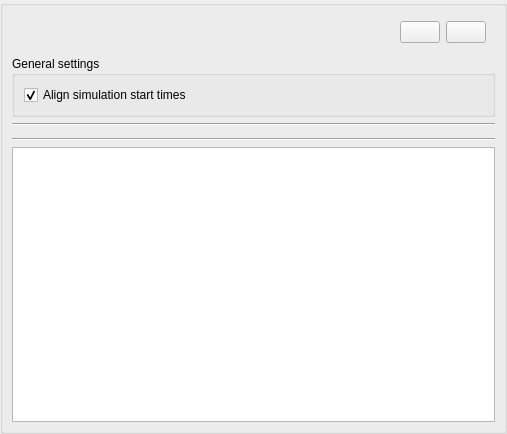
Old version of the form gui/threedi_plugin_dockwidget_base.ui in the repository nens/threedi-results-analysis.
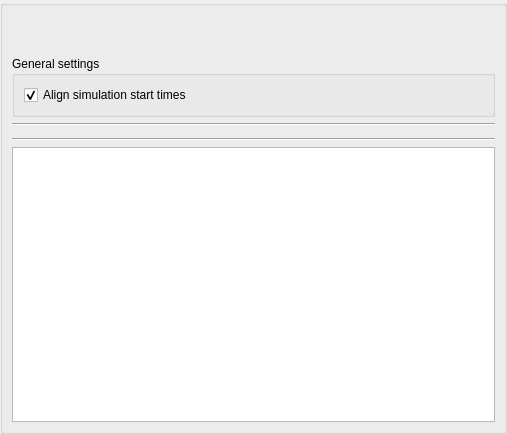
New version of the form.

Commit message: Mooie toolbuttons

Patch:
```diff
--- a/gui/threedi_plugin_dockwidget_base.ui
+++ b/gui/threedi_plugin_dockwidget_base.ui
@@ -162,23 +162,53 @@
                </spacer>
               </item>
               <item>
-               <widget class="QPushButton" name="pushButton_Add">
+               <widget class="QToolButton" name="toolButton_Add">
+                <property name="minimumSize">
+                 <size>
+                  <width>30</width>
+                  <height>30</height>
+                 </size>
+                </property>
                 <property name="toolTip">
                  <string>&lt;html&gt;&lt;head/&gt;&lt;body&gt;&lt;p&gt;Add Rana computational grids or results&lt;/p&gt;&lt;/body&gt;&lt;/html&gt;</string>
                 </property>
                 <property name="styleSheet">
                  <string notr="true"/>
                 </property>
+                <property name="iconSize">
+                 <size>
+                  <width>25</width>
+                  <height>25</height>
+                 </size>
+                </property>
+                <property name="autoRaise">
+                 <bool>true</bool>
+                </property>
                </widget>
               </item>
               <item>
-               <widget class="QPushButton" name="pushButton_RemoveItem">
+               <widget class="QToolButton" name="toolButton_RemoveItem">
+                <property name="minimumSize">
+                 <size>
+                  <width>30</width>
+                  <height>30</height>
+                 </size>
+                </property>
                 <property name="toolTip">
                  <string>&lt;html&gt;&lt;head/&gt;&lt;body&gt;&lt;p&gt;Remove selected item&lt;/p&gt;&lt;/body&gt;&lt;/html&gt;</string>
                 </property>
                 <property name="text">
                  <string/>
                 </property>
+                <property name="iconSize">
+                 <size>
+                  <width>25</width>
+                  <height>25</height>
+                 </size>
+                </property>
+                <property name="autoRaise">
+                 <bool>true</bool>
+                </property>
                </widget>
               </item>
              </layout>
```
The commit also changes 1 other file.
